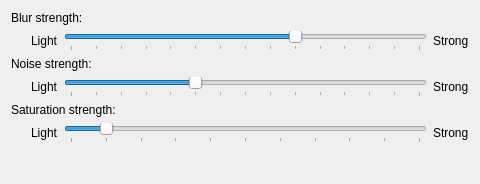
Sonic-DE/sonic-win, file src/plugins/blur/blur_config.ui: the form before one commit.
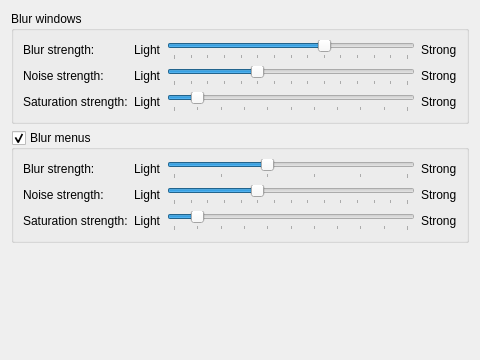
The form after the commit.

Commit message: add blur effects to menus and unified titlebar/menubar/toolbar

What changed in the file:
```diff
--- a/src/plugins/blur/blur_config.ui
+++ b/src/plugins/blur/blur_config.ui
@@ -7,35 +7,25 @@
     <x>0</x>
     <y>0</y>
     <width>480</width>
-    <height>184</height>
+    <height>360</height>
    </rect>
   </property>
   <layout class="QVBoxLayout" name="verticalLayout">
    <item>
+    <widget class="QGroupBox" name="groupBlurWindows">
+     <property name="title">
+      <string>Blur windows</string>
+     </property>
+     <layout class="QFormLayout" name="formBlurWindows">
+      <item row="0" column="0">
     <widget class="QLabel" name="labelConstantBlurDescription">
      <property name="text">
       <string>Blur strength:</string>
      </property>
     </widget>
    </item>
-   <item>
+      <item row="0" column="1">
     <layout class="QHBoxLayout" name="horizontalLayout">
-     <item>
-      <spacer name="horizontalSpacer">
-       <property name="orientation">
-        <enum>Qt::Orientation::Horizontal</enum>
-       </property>
-       <property name="sizeType">
-        <enum>QSizePolicy::Policy::Fixed</enum>
-       </property>
-       <property name="sizeHint" stdset="0">
-        <size>
-         <width>20</width>
-         <height>20</height>
-        </size>
-       </property>
-      </spacer>
-     </item>
      <item>
       <widget class="QLabel" name="labelConstantBlurLight">
        <property name="text">
@@ -77,31 +67,15 @@
      </item>
     </layout>
    </item>
-   <item>
+      <item row="1" column="0">
     <widget class="QLabel" name="labelConstantNoiseDescription">
      <property name="text">
       <string>Noise strength:</string>
      </property>
     </widget>
    </item>
-   <item>
+      <item row="1" column="1">
     <layout class="QHBoxLayout" name="horizontalLayout_2">
-     <item>
-      <spacer name="horizontalSpacer_2">
-       <property name="orientation">
-        <enum>Qt::Orientation::Horizontal</enum>
-       </property>
-       <property name="sizeType">
-        <enum>QSizePolicy::Policy::Fixed</enum>
-       </property>
-       <property name="sizeHint" stdset="0">
-        <size>
-         <width>20</width>
-         <height>20</height>
-        </size>
-       </property>
-      </spacer>
-     </item>
      <item>
       <widget class="QLabel" name="labelConstantNoiseLight">
        <property name="text">
@@ -140,31 +114,15 @@
      </item>
     </layout>
    </item>
-   <item>
+      <item row="2" column="0">
     <widget class="QLabel" name="labelSaturationDescription">
      <property name="text">
       <string>Saturation strength:</string>
      </property>
     </widget>
    </item>
-   <item>
+      <item row="2" column="1">
     <layout class="QHBoxLayout" name="horizontalLayout_3">
-     <item>
-      <spacer name="horizontalSpacer_3">
-       <property name="orientation">
-        <enum>Qt::Orientation::Horizontal</enum>
-       </property>
-       <property name="sizeType">
-        <enum>QSizePolicy::Policy::Fixed</enum>
-       </property>
-       <property name="sizeHint" stdset="0">
-        <size>
-         <width>20</width>
-         <height>20</height>
-        </size>
-       </property>
-      </spacer>
-     </item>
      <item>
       <widget class="QLabel" name="labelSaturationLight">
        <property name="text">
@@ -205,6 +163,165 @@
       </widget>
      </item>
     </layout>
+      </item>
+     </layout>
+    </widget>
+   </item>
+   <item>
+    <widget class="QGroupBox" name="kcfg_BlurMenus">
+     <property name="title">
+      <string>Blur menus</string>
+     </property>
+     <property name="toolTip">
+      <string>Blur behind menus made see-through by the Translucency effect. Menus that ask for blur themselves use these values too.</string>
+     </property>
+     <property name="checkable">
+      <bool>true</bool>
+     </property>
+     <layout class="QFormLayout" name="formBlurMenus">
+      <item row="0" column="0">
+       <widget class="QLabel" name="labelMenuBlurDescription">
+        <property name="text">
+         <string>Blur strength:</string>
+        </property>
+       </widget>
+      </item>
+      <item row="0" column="1">
+       <layout class="QHBoxLayout" name="horizontalLayout_4">
+        <item>
+         <widget class="QLabel" name="labelMenuBlurLight">
+          <property name="text">
+           <string>Light</string>
+          </property>
+         </widget>
+        </item>
+        <item>
+         <widget class="QSlider" name="kcfg_MenuBlurStrength">
+          <property name="minimum">
+           <number>1</number>
+          </property>
+          <property name="maximum">
+           <number>6</number>
+          </property>
+          <property name="pageStep">
+           <number>1</number>
+          </property>
+          <property name="value">
+           <number>3</number>
+          </property>
+          <property name="orientation">
+           <enum>Qt::Orientation::Horizontal</enum>
+          </property>
+          <property name="tickPosition">
+           <enum>QSlider::TickPosition::TicksBelow</enum>
+          </property>
+         </widget>
+        </item>
+        <item>
+         <widget class="QLabel" name="labelMenuBlurStrong">
+          <property name="text">
+           <string>Strong</string>
+          </property>
+         </widget>
+        </item>
+       </layout>
+      </item>
+      <item row="1" column="0">
+       <widget class="QLabel" name="labelMenuNoiseDescription">
+        <property name="text">
+         <string>Noise strength:</string>
+        </property>
+       </widget>
+      </item>
+      <item row="1" column="1">
+       <layout class="QHBoxLayout" name="horizontalLayout_5">
+        <item>
+         <widget class="QLabel" name="labelMenuNoiseLight">
+          <property name="text">
+           <string>Light</string>
+          </property>
+         </widget>
+        </item>
+        <item>
+         <widget class="QSlider" name="kcfg_MenuNoiseStrength">
+          <property name="maximum">
+           <number>14</number>
+          </property>
+          <property name="pageStep">
+           <number>5</number>
+          </property>
+          <property name="value">
+           <number>5</number>
+          </property>
+          <property name="orientation">
+           <enum>Qt::Orientation::Horizontal</enum>
+          </property>
+          <property name="tickPosition">
+           <enum>QSlider::TickPosition::TicksBelow</enum>
+          </property>
+          <property name="tickInterval">
+           <number>1</number>
+          </property>
+         </widget>
+        </item>
+        <item>
+         <widget class="QLabel" name="labelMenuNoiseStrong">
+          <property name="text">
+           <string>Strong</string>
+          </property>
+         </widget>
+        </item>
+       </layout>
+      </item>
+      <item row="2" column="0">
+       <widget class="QLabel" name="labelMenuSaturationDescription">
+        <property name="text">
+         <string>Saturation strength:</string>
+        </property>
+       </widget>
+      </item>
+      <item row="2" column="1">
+       <layout class="QHBoxLayout" name="horizontalLayout_6">
+        <item>
+         <widget class="QLabel" name="labelMenuSaturationLight">
+          <property name="text">
+           <string>Light</string>
+          </property>
+         </widget>
+        </item>
+        <item>
+         <widget class="QSlider" name="kcfg_MenuSaturation">
+          <property name="maximum">
+           <number>10</number>
+          </property>
+          <property name="pageStep">
+           <number>3</number>
+          </property>
+          <property name="value">
+           <number>1</number>
+          </property>
+          <property name="orientation">
+           <enum>Qt::Orientation::Horizontal</enum>
+          </property>
+          <property name="tickPosition">
+           <enum>QSlider::TickPosition::TicksBelow</enum>
+          </property>
+          <property name="tickInterval">
+           <number>1</number>
+          </property>
+         </widget>
+        </item>
+        <item>
+         <widget class="QLabel" name="labelMenuSaturationStrong">
+          <property name="text">
+           <string>Strong</string>
+          </property>
+         </widget>
+        </item>
+       </layout>
+      </item>
+     </layout>
+    </widget>
    </item>
    <item>
     <spacer name="verticalSpacer">
```
Left out of the diff: 6 changed lines with no effect on the pictures. Lines whose indentation alone changed are shown as unchanged. The commit also changes 18 other files.
